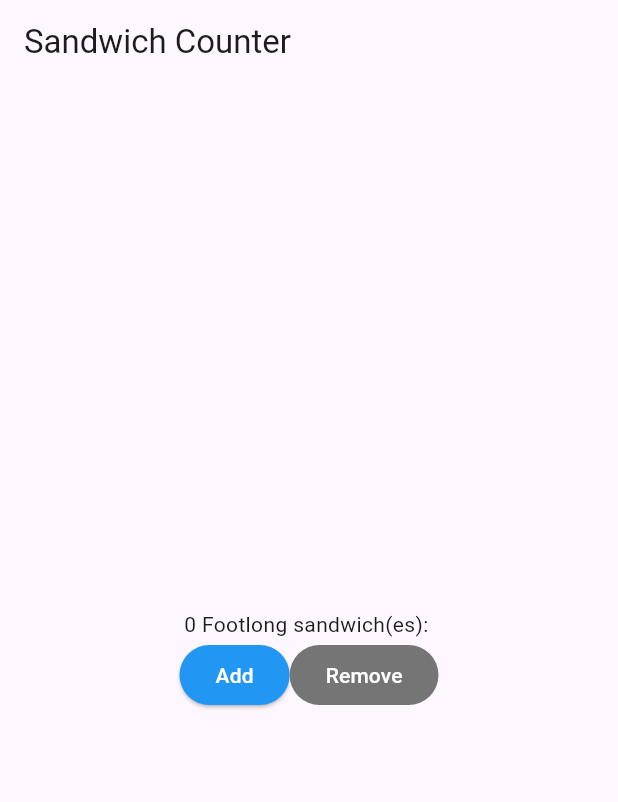
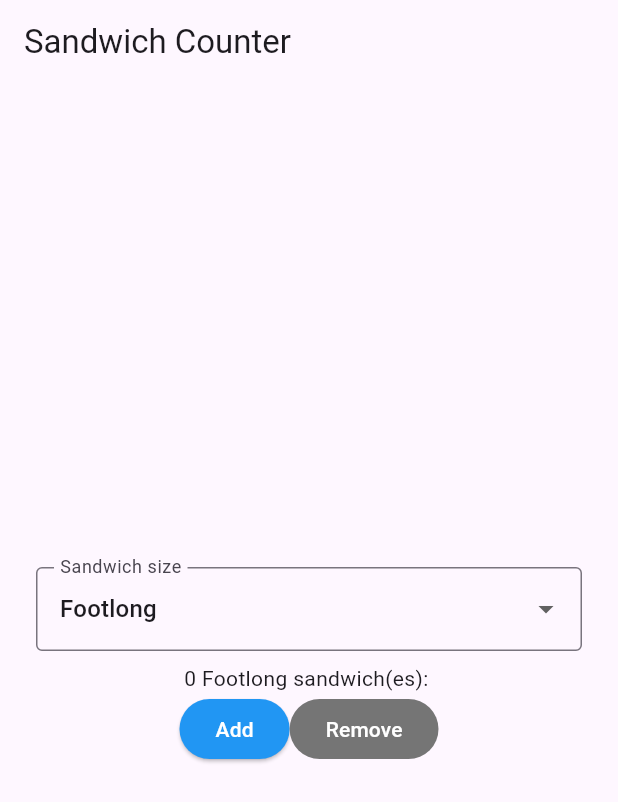
Before and after one commit to ojmanley/sandwich_shop, a Flutter app: the screen it shows after launch, on a phone screen of 412 x 824 dp. Shown: the top 802 px of the screen. Run offline on Flutter 3.47's test engine with Material 3 defaults, Android fonts, the phone set to English and light mode, and no system bars.

Commit message:
added choice of size

```diff
--- a/lib/main.dart
+++ b/lib/main.dart
@@ -29,6 +29,7 @@ class OrderScreen extends StatefulWidget {
 
 class _OrderScreenState extends State<OrderScreen> {
   int _quantity = 0;
+  String _selectedSize = 'Footlong';
 
   void _increaseQuantity() {
     if (_quantity < widget.maxQuantity) {
@@ -52,9 +53,26 @@ class _OrderScreenState extends State<OrderScreen> {
         child: Column(
           mainAxisAlignment: MainAxisAlignment.center,
           children: <Widget>[
+            Padding(
+              padding: const EdgeInsets.symmetric(horizontal: 24.0, vertical: 8.0),
+              child: DropdownButtonFormField<String>(
+                initialValue: _selectedSize,
+                decoration: const InputDecoration(
+                  labelText: 'Sandwich size',
+                  border: OutlineInputBorder(),
+                ),
+                items: const [
+                  DropdownMenuItem(value: 'Six-inch', child: Text('Six-inch')),
+                  DropdownMenuItem(value: 'Footlong', child: Text('Footlong')),
+                ],
+                onChanged: (value) {
+                  if (value != null) setState(() => _selectedSize = value);
+                },
+              ),
+            ),
             OrderItemDisplay(
               _quantity,
-              'Footlong',
+              _selectedSize,
             ),
             Row(
               mainAxisAlignment: MainAxisAlignment.center,
```
